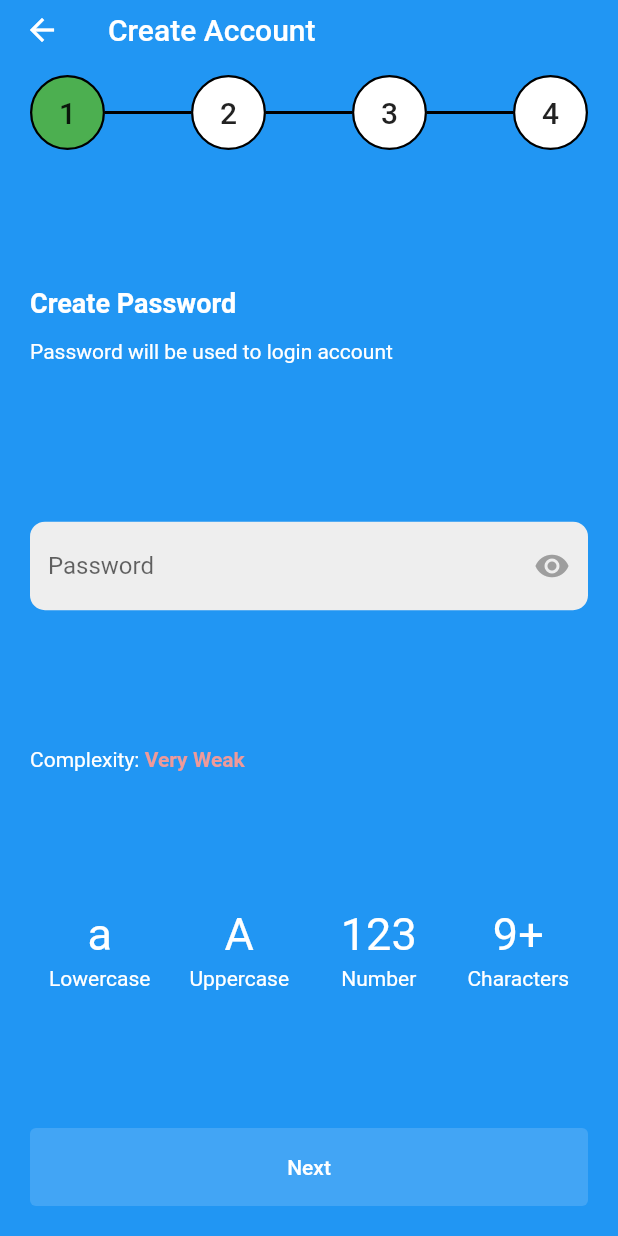
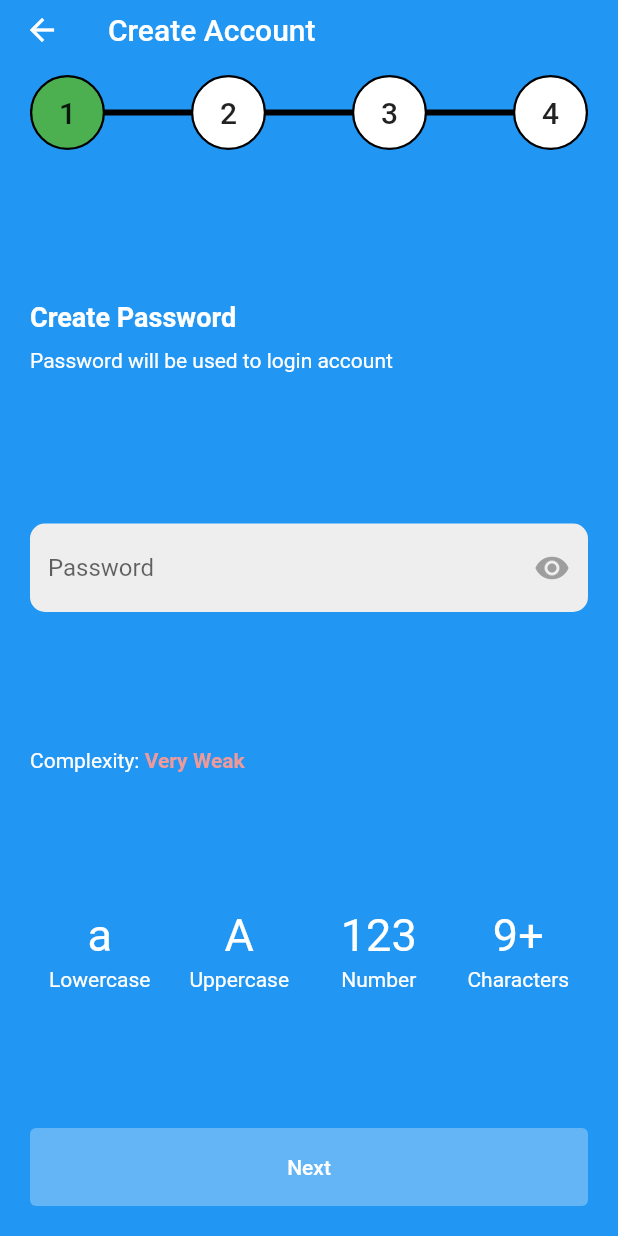
Before and after one commit to minzarddillah/gin-finans, a Flutter app: the CreateAccount screen opened directly with empty values, on a phone screen of 412 x 824 dp. Run offline on Flutter 3.47's test engine with Material 2 defaults, Android fonts, the phone set to English and light mode, and no system bars; our stand-ins replace flutter_conditional_rendering.

```diff
--- a/lib/screens/create_account.dart
+++ b/lib/screens/create_account.dart
@@ -2,6 +2,7 @@ import 'package:flutter/material.dart';
 import 'package:flutter_conditional_rendering/conditional_switch.dart';
 import 'package:gin_finans/models/page_model.dart';
 import 'package:gin_finans/widgets/input_password.dart';
+import 'package:gin_finans/widgets/input_personal_information.dart';
 import 'package:gin_finans/widgets/pagination.dart';
 
 class CreateAccount extends StatefulWidget {
@@ -22,12 +23,6 @@ class _CreateAccountState extends State<CreateAccount> {
   ];
   var indexPage = 0;
   var passwordController = TextEditingController();
-
-  void onPressPagination(index) {
-    setState(() {
-      indexPage = index;
-    });
-  }
 
   void onPressNext() {
     if (indexPage < pages.length - 1) {
@@ -59,12 +54,11 @@ class _CreateAccountState extends State<CreateAccount> {
         padding: EdgeInsets.only(top: 10, left: 20, right: 20, bottom: 20),
         child: Column(
           crossAxisAlignment: CrossAxisAlignment.start,
+          mainAxisAlignment: MainAxisAlignment.start,
           children: [
             Pagination(
               index: indexPage,
               pages: pages,
-              onPressPagination: onPressPagination,
-              disabled: false,
             ),
             Expanded(
               child: ConditionalSwitch.single(
@@ -76,7 +70,10 @@ class _CreateAccountState extends State<CreateAccount> {
                         password: passwordController,
                         onPressNext: onPressNext,
                       ),
-                  1: (BuildContext context) => Text('1'),
+                  1: (BuildContext context) => InputPersonalInformation(
+                        showButtonNext: showButtonNext,
+                        onPressNext: onPressNext,
+                      ),
                   2: (BuildContext context) => Text('2'),
                   3: (BuildContext context) => Text('3'),
                 },
--- a/lib/screens/home_screen.dart
+++ b/lib/screens/home_screen.dart
@@ -37,8 +37,6 @@ class _HomeScreenState extends State<HomeScreen> {
             Pagination(
               index: -1,
               pages: pages,
-              onPressPagination: () {},
-              disabled: true,
             ),
             Expanded(
               child: InputEmail(showButtonNext: showButtonNext),
--- a/lib/widgets/button_next.dart
+++ b/lib/widgets/button_next.dart
@@ -11,7 +11,7 @@ class ButtonNext extends StatelessWidget {
       onPressed: onPressed,
       style: TextButton.styleFrom(
         primary: Colors.white,
-        backgroundColor: Colors.blue[400],
+        backgroundColor: Colors.blue[300],
       ),
       child: Container(
         width: double.infinity,
--- a/lib/widgets/input_password.dart
+++ b/lib/widgets/input_password.dart
@@ -3,6 +3,7 @@ import 'package:gin_finans/models/complexity_model.dart';
 import 'package:gin_finans/models/score_model.dart';
 import 'package:gin_finans/widgets/button_next.dart';
 import 'package:gin_finans/widgets/complexity.dart';
+import 'package:gin_finans/widgets/top_content.dart';
 
 class InputPassword extends StatefulWidget {
   final bool showButtonNext;
@@ -115,28 +116,9 @@ class _InputPasswordState extends State<InputPassword> {
             crossAxisAlignment: CrossAxisAlignment.start,
             mainAxisAlignment: MainAxisAlignment.spaceEvenly,
             children: [
-              Column(
-                crossAxisAlignment: CrossAxisAlignment.start,
-                children: [
-                  Container(
-                    margin: EdgeInsets.only(bottom: 14),
-                    child: Text(
-                      'Create Password',
-                      style: TextStyle(
-                        color: Colors.white,
-                        fontSize: 18,
-                        fontWeight: FontWeight.bold,
-                      ),
-                    ),
-                  ),
-                  Container(
-                    margin: EdgeInsets.only(bottom: 14),
-                    child: Text(
-                      'Password will be used to login account',
-                      style: TextStyle(color: Colors.white),
-                    ),
-                  ),
-                ],
+              TopContent(
+                title: 'Create Password',
+                subtitle: 'Password will be used to login account',
               ),
               TextField(
                 enableSuggestions: false,
--- a/lib/widgets/pagination.dart
+++ b/lib/widgets/pagination.dart
@@ -6,14 +6,10 @@ import './button_pagination.dart';
 class Pagination extends StatelessWidget {
   final int index;
   final List<PageModel> pages;
-  final Function onPressPagination;
-  final bool disabled;
 
   Pagination({
     required this.index,
     required this.pages,
-    required this.onPressPagination,
-    required this.disabled,
   });
 
   List<PageModel> get getPages {
@@ -32,13 +28,33 @@ class Pagination extends StatelessWidget {
 
   @override
   Widget build(BuildContext context) {
-    return Row(
+    return Stack(
+      alignment: Alignment.center,
+      children: [
+        Positioned(
+          child: Container(
+            width: double.infinity,
+            decoration: BoxDecoration(
+              border: Border.all(
+                color: Colors.black,
+                width: 2,
+              ),
+            ),
+          ),
+        ),
+        Row(
           crossAxisAlignment: CrossAxisAlignment.center,
+          mainAxisAlignment: MainAxisAlignment.spaceBetween,
           children: [
-        ...getPages.asMap().entries.map((entry) {
-          int key = entry.key - 1;
+            ...pages.asMap().entries.map((entry) {
+              int key = entry.key;
               int idx = key < 0 ? 0 : key;
               String title = entry.value.title;
+
+              print('===================');
+              print(idx);
+              print(index);
+              print(title);
 
               return title == 'divider'
                   ? Expanded(
@@ -56,6 +72,8 @@ class Pagination extends StatelessWidget {
                     );
             }).toList(),
           ],
+        ),
+      ],
     );
   }
 }
--- /dev/null
+++ b/lib/widgets/top_content.dart
@@ -0,0 +1,38 @@
+import 'package:flutter/material.dart';
+
+class TopContent extends StatelessWidget {
+  final String title;
+  final String subtitle;
+
+  TopContent({
+    required this.title,
+    required this.subtitle,
+  });
+
+  @override
+  Widget build(BuildContext context) {
+    return Column(
+      crossAxisAlignment: CrossAxisAlignment.start,
+      children: [
+        Container(
+          margin: EdgeInsets.only(bottom: 10, top: 10),
+          child: Text(
+            title,
+            style: TextStyle(
+              fontSize: 18,
+              color: Colors.white,
+              fontWeight: FontWeight.bold,
+            ),
+          ),
+        ),
+        Container(
+          margin: EdgeInsets.only(bottom: 10),
+          child: Text(
+            subtitle,
+            style: TextStyle(color: Colors.white),
+          ),
+        ),
+      ],
+    );
+  }
+}
```
Also changed, not shown: lib/widgets/dropdown.dart (added, +46 -0 lines), lib/widgets/input_personal_information.dart (added, +88 -0 lines). Lines whose indentation alone changed are shown as unchanged.
